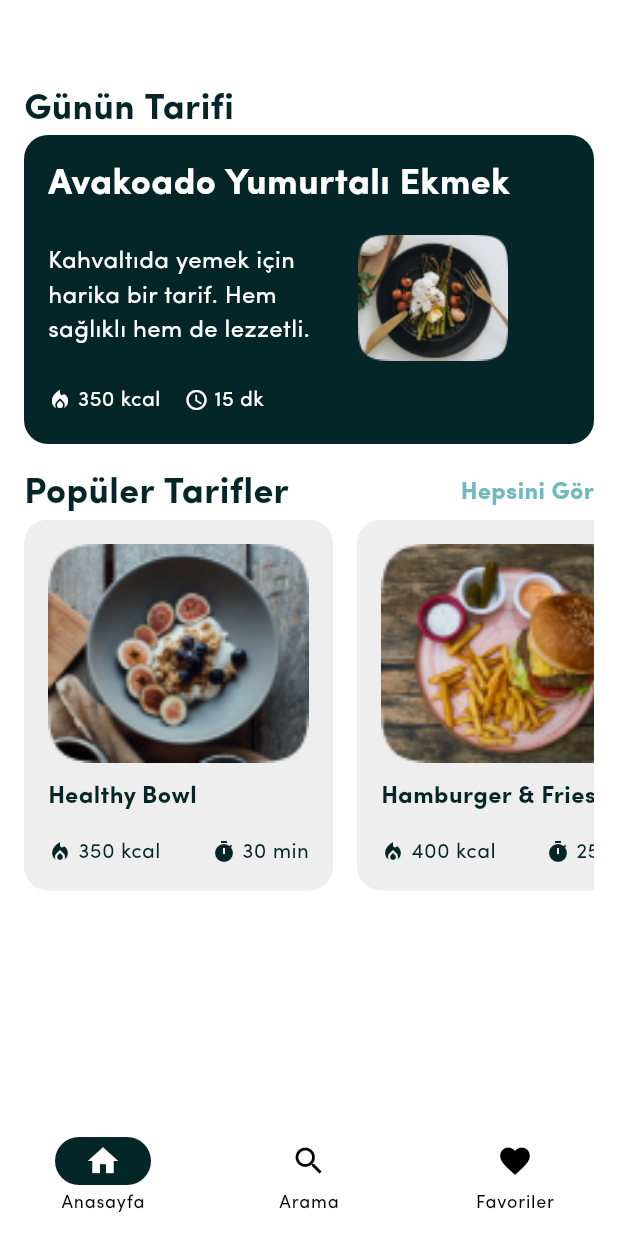
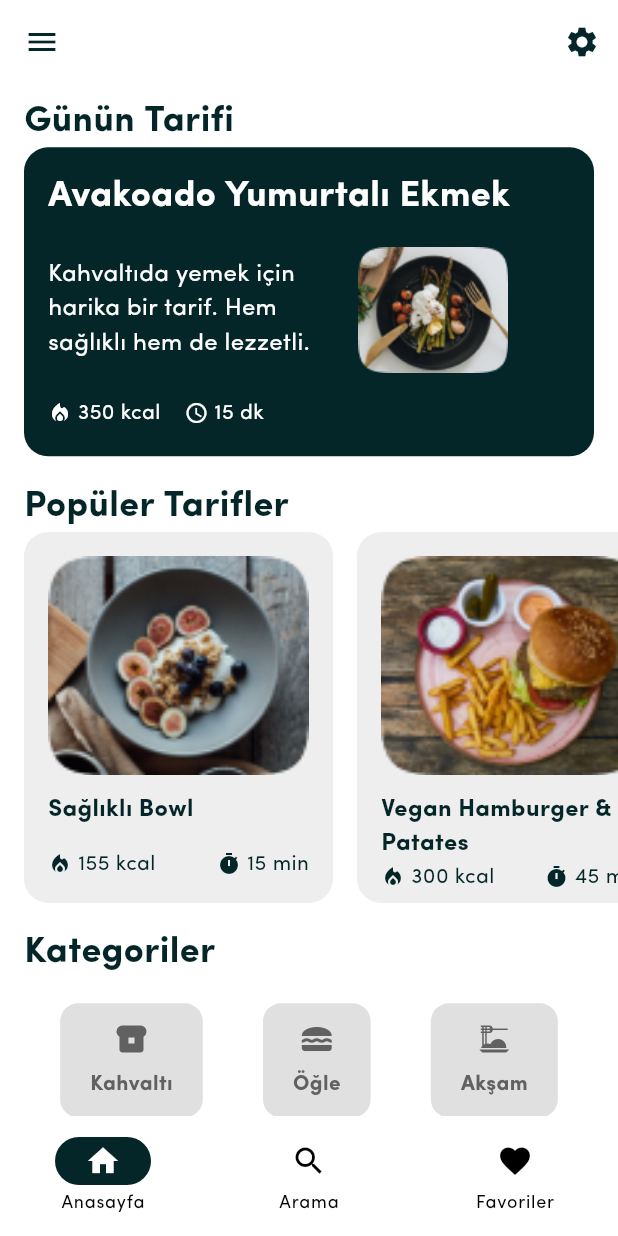
Before and after one commit to emirhan-coban/enkolayyemek, a Flutter app: the screen it shows after launch, on a phone screen of 412 x 824 dp. Run offline on Flutter 3.47's test engine with Material 3 defaults, Android fonts, the phone set to English and light mode, and no system bars; our stand-ins replace go_router, lottie.

Commit message:
search ve fav eklenecek. ayrıca ürünler düzenlenecek. 1/3 bitti.

```diff
--- a/lib/main.dart
+++ b/lib/main.dart
@@ -1,11 +1,20 @@
 import 'package:enkolayyemek/core/router.dart';
 import 'package:enkolayyemek/core/theme.dart';
+import 'package:enkolayyemek/viewmodels/category_provider.dart';
 import 'package:enkolayyemek/viewmodels/food_viewmodel.dart';
 import 'package:flutter/material.dart';
 import 'package:provider/provider.dart';
 
 void main() {
-  runApp(const MyApp());
+  runApp(
+    MultiProvider(
+      providers: [
+        ChangeNotifierProvider(create: (_) => FoodViewModel()),
+        ChangeNotifierProvider(create: (_) => CategoryProvider()),
+      ],
+      child: const MyApp(),
+    ),
+  );
 }
 
 class MyApp extends StatelessWidget {
@@ -13,15 +22,10 @@ class MyApp extends StatelessWidget {
 
   @override
   Widget build(BuildContext context) {
-    return MultiProvider(
-      providers: [
-        ChangeNotifierProvider(create: (_) => FoodViewModel()),
-      ],
-      child: MaterialApp.router(
-        theme: AppTheme.lightTheme,
-        debugShowCheckedModeBanner: false,
-        routerConfig: router,
-      ),
+    return MaterialApp.router(
+      theme: AppTheme.lightTheme,
+      debugShowCheckedModeBanner: false,
+      routerConfig: router,
     );
   }
 }
--- a/lib/models/food_model.dart
+++ b/lib/models/food_model.dart
@@ -3,11 +3,13 @@ class FoodModel {
   final String calories;
   final String time;
   final String imagePath;
+  final String category; // Add this line
 
   FoodModel({
     required this.title,
     required this.calories,
     required this.time,
     required this.imagePath,
+    required this.category, // Add this line
   });
 }
--- /dev/null
+++ b/lib/viewmodels/category_provider.dart
@@ -0,0 +1,17 @@
+import 'package:flutter/foundation.dart';
+
+class CategoryProvider extends ChangeNotifier {
+  String _selectedCategory = '';
+
+  String get selectedCategory => _selectedCategory;
+
+  void selectCategory(String category) {
+    // If same category is selected again, clear the selection
+    if (_selectedCategory == category) {
+      _selectedCategory = '';
+    } else {
+      _selectedCategory = category;
+    }
+    notifyListeners();
+  }
+}
--- a/lib/viewmodels/food_viewmodel.dart
+++ b/lib/viewmodels/food_viewmodel.dart
@@ -4,30 +4,40 @@ import '../models/food_model.dart';
 class FoodViewModel with ChangeNotifier {
   final List<FoodModel> _foods = [
     FoodModel(
-      title: 'Healthy Bowl',
-      calories: '350 kcal',
-      time: '30 min',
+      title: 'Sağlıklı Bowl',
+      calories: '155 kcal',
+      time: '15 min',
       imagePath: 'assets/images/Image 2.png',
+      category: 'Öğle',
     ),
     FoodModel(
-      title: 'Hamburger & Fries',
-      calories: '400 kcal',
-      time: '25 min',
+      title: 'Vegan Hamburger & Patates',
+      calories: '300 kcal',
+      time: '45 min',
       imagePath: 'assets/images/Image 3.png',
+      category: 'Akşam',
     ),
     FoodModel(
-      title: 'Omlette',
-      calories: '450 kcal',
-      time: '35 min',
+      title: 'Avakadolu Omlet',
+      calories: '300 kcal',
+      time: '20 min',
       imagePath: 'assets/images/Image 4.png',
+      category: 'Kahvaltı',
     ),
     FoodModel(
-      title: 'Steak',
-      calories: '300 kcal',
-      time: '20 min',
+      title: 'Biftek Izgara',
+      calories: '450 kcal',
+      time: '30 min',
       imagePath: 'assets/images/Image 5.png',
+      category: 'Akşam',
     ),
   ];
 
   List<FoodModel> get foods => _foods;
+
+  // Add this method for filtering
+  List<FoodModel> getFilteredFoods(String category) {
+    if (category.isEmpty) return _foods;
+    return _foods.where((food) => food.category == category).toList();
+  }
 }
--- a/lib/views/home_page.dart
+++ b/lib/views/home_page.dart
@@ -1,3 +1,4 @@
+import 'package:enkolayyemek/viewmodels/category_provider.dart';
 import 'package:enkolayyemek/viewmodels/food_viewmodel.dart';
 import 'package:flutter/material.dart';
 import 'package:provider/provider.dart';
@@ -10,10 +11,28 @@ class HomePage extends StatelessWidget {
   Widget build(BuildContext context) {
     return Scaffold(
       backgroundColor: Theme.of(context).colorScheme.onPrimary,
-      appBar: AppBar(),
+      appBar: AppBar(
+        leading: IconButton(
+          icon: Icon(
+            Icons.menu,
+            color: Theme.of(context).colorScheme.secondary,
+          ),
+          onPressed: () {},
+        ),
+        actions: [
+          IconButton(
+            icon: Icon(
+              Icons.settings,
+              color: Theme.of(context).colorScheme.secondary,
+            ),
+            onPressed: () {},
+          ),
+        ],
+      ),
       body: SingleChildScrollView(
         child: Column(
           children: [
+            SizedBox(height: MediaQuery.of(context).size.height * 0.01),
             Padding(
               padding: const EdgeInsets.symmetric(horizontal: 16),
               child: Row(
@@ -38,7 +57,93 @@ class HomePage extends StatelessWidget {
                   color: Theme.of(context).colorScheme.secondary,
                   borderRadius: BorderRadius.circular(16),
                 ),
-                child: Padding(
+                child: const GununTarifi(),
+              ),
+            ),
+            SizedBox(height: MediaQuery.of(context).size.height * 0.02),
+            Padding(
+              padding: const EdgeInsets.symmetric(horizontal: 16),
+              child: Row(
+                children: [
+                  Text(
+                    "Popüler Tarifler",
+                    style: TextStyle(
+                      color: Theme.of(context).colorScheme.secondary,
+                      fontSize: 24,
+                      fontWeight: FontWeight.bold,
+                    ),
+                  ),
+                ],
+              ),
+            ),
+            const PopulerTarifler(),
+            SizedBox(height: MediaQuery.of(context).size.height * 0.02),
+            Padding(
+              padding: const EdgeInsets.symmetric(horizontal: 16),
+              child: Row(
+                mainAxisAlignment: MainAxisAlignment.spaceBetween,
+                children: [
+                  Text(
+                    'Kategoriler',
+                    style: TextStyle(
+                      color: Theme.of(context).colorScheme.secondary,
+                      fontSize: 24,
+                      fontWeight: FontWeight.bold,
+                    ),
+                  ),
+                ],
+              ),
+            ),
+            SizedBox(height: MediaQuery.of(context).size.height * 0.02),
+            Row(
+              mainAxisAlignment: MainAxisAlignment.spaceEvenly,
+              children: [
+                CategoryButton(
+                  title: 'Kahvaltı',
+                  icon: Icons.breakfast_dining,
+                  onTap: () {
+                    context.read<CategoryProvider>().selectCategory('Kahvaltı');
+                  },
+                ),
+                CategoryButton(
+                  title: 'Öğle',
+                  icon: Icons.lunch_dining,
+                  onTap: () {
+                    context.read<CategoryProvider>().selectCategory('Öğle');
+                  },
+                ),
+                CategoryButton(
+                  title: 'Akşam',
+                  icon: Icons.dinner_dining,
+                  onTap: () {
+                    context.read<CategoryProvider>().selectCategory('Akşam');
+                  },
+                ),
+              ],
+            ),
+            SizedBox(height: MediaQuery.of(context).size.height * 0.02),
+            const Padding(
+              padding: EdgeInsets.symmetric(horizontal: 16),
+              child: Row(
+                mainAxisAlignment: MainAxisAlignment.spaceBetween,
+              ),
+            ),
+            const FilteredRecipes(),
+          ],
+        ),
+      ),
+    );
+  }
+}
+
+class GununTarifi extends StatelessWidget {
+  const GununTarifi({
+    super.key,
+  });
+
+  @override
+  Widget build(BuildContext context) {
+    return Padding(
       padding: const EdgeInsets.all(16),
       child: Row(
         children: [
@@ -62,8 +167,7 @@ class HomePage extends StatelessWidget {
                     "Kahvaltıda yemek için\nharika bir tarif. Hem\nsağlıklı hem de lezzetli.",
                     textAlign: TextAlign.start,
                     style: TextStyle(
-                                  color:
-                                      Theme.of(context).colorScheme.onSecondary,
+                      color: Theme.of(context).colorScheme.onSecondary,
                       fontSize: 16,
                     ),
                   ),
@@ -82,28 +186,24 @@ class HomePage extends StatelessWidget {
                   Icon(
                     Icons.local_fire_department,
                     size: 16,
-                                color:
-                                    Theme.of(context).colorScheme.onSecondary,
+                    color: Theme.of(context).colorScheme.onSecondary,
                   ),
                   Text(
                     ' 350 kcal',
                     style: TextStyle(
-                                  color:
-                                      Theme.of(context).colorScheme.onSecondary,
+                      color: Theme.of(context).colorScheme.onSecondary,
                     ),
                   ),
                   const SizedBox(width: 16),
                   Icon(
                     Icons.access_time,
                     size: 16,
-                                color:
-                                    Theme.of(context).colorScheme.onSecondary,
+                    color: Theme.of(context).colorScheme.onSecondary,
                   ),
                   Text(
                     ' 15 dk',
                     style: TextStyle(
-                                  color:
-                                      Theme.of(context).colorScheme.onSecondary,
+                      color: Theme.of(context).colorScheme.onSecondary,
                     ),
                   ),
                 ],
@@ -111,38 +211,6 @@ class HomePage extends StatelessWidget {
             ],
           ),
         ],
-                  ),
-                ),
-              ),
-            ),
-            SizedBox(height: MediaQuery.of(context).size.height * 0.02),
-            Padding(
-              padding: const EdgeInsets.symmetric(horizontal: 16),
-              child: Row(
-                mainAxisAlignment: MainAxisAlignment.spaceBetween,
-                children: [
-                  Text(
-                    'Popüler Tarifler',
-                    style: TextStyle(
-                      color: Theme.of(context).colorScheme.secondary,
-                      fontSize: 24,
-                      fontWeight: FontWeight.bold,
-                    ),
-                  ),
-                  Text(
-                    'Hepsini Gör',
-                    style: TextStyle(
-                      color: Theme.of(context).colorScheme.primary,
-                      fontSize: 16,
-                      fontWeight: FontWeight.bold,
-                    ),
-                  ),
-                ],
-              ),
-            ),
-            const PopulerTarifler(),
-          ],
-        ),
       ),
     );
   }
@@ -156,14 +224,14 @@ class PopulerTarifler extends StatelessWidget {
     return SizedBox(
       height: MediaQuery.of(context).size.height * 0.3,
       child: Consumer<FoodViewModel>(
-        builder: (context, viewModel, child) {
-          return Padding(
-            padding: const EdgeInsets.only(right: 16),
-            child: ListView.builder(
-              itemCount: viewModel.foods.length,
+        builder: (context, foodViewModel, child) {
+          final allFoods = foodViewModel.foods;
+
+          return ListView.builder(
+            itemCount: allFoods.length,
             scrollDirection: Axis.horizontal,
             itemBuilder: (context, index) {
-                final food = viewModel.foods[index];
+              final food = allFoods[index];
               return FoodCard(
                 title: food.title,
                 calories: food.calories,
@@ -171,10 +239,97 @@ class PopulerTarifler extends StatelessWidget {
                 imagePath: food.imagePath,
               );
             },
-            ),
           );
         },
       ),
     );
   }
 }
+
+class FilteredRecipes extends StatelessWidget {
+  const FilteredRecipes({super.key});
+
+  @override
+  Widget build(BuildContext context) {
+    return SizedBox(
+      height: MediaQuery.of(context).size.height * 0.3,
+      child: Consumer2<FoodViewModel, CategoryProvider>(
+        builder: (context, foodViewModel, categoryProvider, child) {
+          final filteredFoods =
+              foodViewModel.getFilteredFoods(categoryProvider.selectedCategory);
+
+          return ListView.builder(
+            itemCount: filteredFoods.length,
+            scrollDirection: Axis.horizontal,
+            itemBuilder: (context, index) {
+              final food = filteredFoods[index];
+              return FoodCard(
+                title: food.title,
+                calories: food.calories,
+                time: food.time,
+                imagePath: food.imagePath,
+              );
+            },
+          );
+        },
+      ),
+    );
+  }
+}
+
+class CategoryButton extends StatelessWidget {
+  final String title;
+  final IconData icon;
+  final VoidCallback onTap;
+
+  const CategoryButton({
+    super.key,
+    required this.title,
+    required this.icon,
+    required this.onTap,
+  });
+
+  @override
+  Widget build(BuildContext context) {
+    return Consumer<CategoryProvider>(
+      builder: (context, categoryProvider, child) {
+        final bool isSelected = categoryProvider.selectedCategory == title;
+
+        return GestureDetector(
+          onTap: onTap,
+          child: Container(
+            padding: const EdgeInsets.symmetric(horizontal: 20, vertical: 12),
+            decoration: BoxDecoration(
+              color: isSelected
+                  ? Theme.of(context).colorScheme.primary // Yeşil (seçili)
+                  : Colors.grey[300], // Gri (seçili değil)
+              borderRadius: BorderRadius.circular(12),
+            ),
+            child: Column(
+              mainAxisSize: MainAxisSize.min,
+              children: [
+                Icon(
+                  icon,
+                  color: isSelected
+                      ? Theme.of(context).colorScheme.onPrimary // Seçili ikon rengi
+                      : Colors.grey[700], // Seçili değil ikon rengi
+                  size: 24,
+                ),
+                const SizedBox(height: 8),
+                Text(
+                  title,
+                  style: TextStyle(
+                    color: isSelected
+                        ? Theme.of(context).colorScheme.onPrimary // Seçili yazı rengi
+                        : Colors.grey[700], // Seçili değil yazı rengi
+                    fontWeight: FontWeight.bold,
+                  ),
+                ),
+              ],
+            ),
+          ),
+        );
+      },
+    );
+  }
+}
```
Lines whose indentation alone changed are shown as unchanged.
